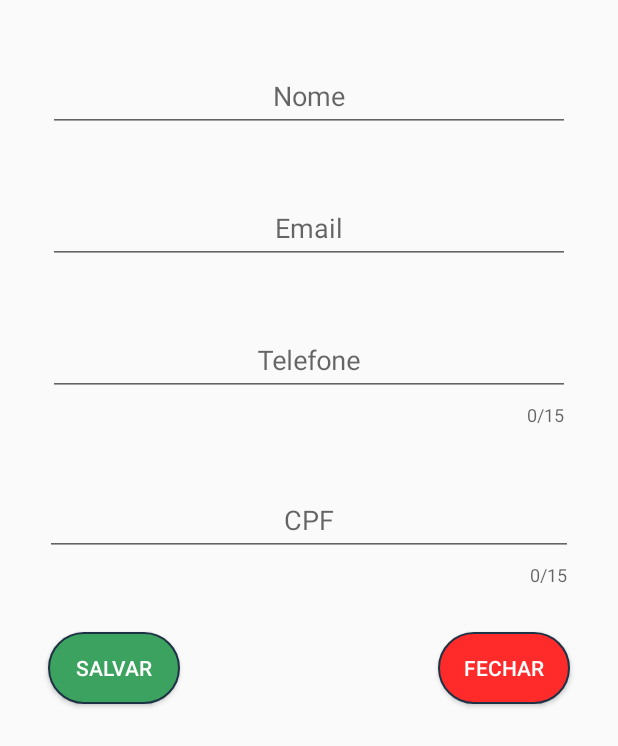
After one commit to LucioDarcon/CRUD_SQLITE, an Android app: the layout dialog_alter_customer.xml on its own in the app's theme, with its tools: preview values and no code run, on a phone screen of 412 x 824 dp. The commit adds this screen. Shown: the top 746 px of the screen. Run offline under Robolectric (Android 15) with nearby library versions, the phone set to English and light mode, and no system bars.

Commit message:
implementation dialog alter customer and methods alter customer

```diff
--- a/app/src/main/java/com/example/controlsales/fragments/SearchCustomerFragment.kt
+++ b/app/src/main/java/com/example/controlsales/fragments/SearchCustomerFragment.kt
@@ -4,6 +4,7 @@ import android.os.Bundle
 import android.view.LayoutInflater
 import android.view.View
 import android.view.ViewGroup
+import android.widget.ImageView
 import android.widget.Toast
 import androidx.fragment.app.Fragment
 import androidx.recyclerview.widget.LinearLayoutManager
--- a/app/src/main/java/com/example/controlsales/recyclerviews/RecyclerViewCustomer.kt
+++ b/app/src/main/java/com/example/controlsales/recyclerviews/RecyclerViewCustomer.kt
@@ -32,4 +32,7 @@ class RecyclerViewCustomer : RecyclerView.Adapter<RecyclerView.ViewHolder>() {
     fun submitList(listCustomer: ArrayList<Customer>){
         this.items = listCustomer
     }
+
+
+
 }
--- a/app/src/main/java/com/example/controlsales/view/PanelActivity.kt
+++ b/app/src/main/java/com/example/controlsales/view/PanelActivity.kt
@@ -102,4 +102,6 @@ class PanelActivity : AppCompatActivity(), NavigationView.OnNavigationItemSelect
         headerTxtEmailUser.text = mSharedPreferences.getStoredString("email")
     }
 
+
+
 }
--- /dev/null
+++ b/app/src/main/res/drawable/bg_btn_red_radius.xml
@@ -0,0 +1,18 @@
+<?xml version="1.0" encoding="UTF-8"?>
+<shape
+    xmlns:android="http://schemas.android.com/apk/res/android">
+    <stroke
+        android:width="1dp"
+        android:color="@color/colorPrimary"/>
+    <corners
+        android:radius="107dp" />
+
+    <padding
+        android:left="1dp"
+        android:right="1dp"
+        android:top="1dp"
+        android:bottom="1dp"/>
+
+    <solid android:color="@color/red"/>
+
+</shape>
--- a/app/src/main/res/layout/add_customer_fragment.xml
+++ b/app/src/main/res/layout/add_customer_fragment.xml
@@ -20,6 +20,7 @@
                 android:layout_width="match_parent"
                 android:layout_height="wrap_content"
                 android:layout_gravity="center"
+                android:requiresFadingEdge="horizontal"
                 android:layout_margin="16dp">
 
                 <androidx.appcompat.widget.AppCompatEditText
@@ -43,6 +44,7 @@
                     android:id="@+id/edtEmailCustomer"
                     android:layout_width="match_parent"
                     android:layout_height="wrap_content"
+                    android:inputType="textWebEmailAddress"
                     android:gravity="center"
                     android:hint="@string/email" />
 
--- /dev/null
+++ b/app/src/main/res/layout/dialog_alter_customer.xml
@@ -0,0 +1,122 @@
+<?xml version="1.0" encoding="utf-8"?>
+<androidx.constraintlayout.widget.ConstraintLayout xmlns:android="http://schemas.android.com/apk/res/android"
+    xmlns:app="http://schemas.android.com/apk/res-auto"
+    xmlns:tools="http://schemas.android.com/tools"
+    android:layout_width="match_parent"
+    android:layout_height="wrap_content"
+    android:focusableInTouchMode="true">
+
+
+    <RelativeLayout
+        android:layout_width="match_parent"
+        android:layout_height="wrap_content"
+        app:layout_constraintBottom_toBottomOf="parent"
+        app:layout_constraintEnd_toEndOf="parent"
+        android:layout_margin="16dp"
+        app:layout_constraintStart_toStartOf="parent"
+        app:layout_constraintTop_toTopOf="parent">
+
+        <com.google.android.material.textfield.TextInputLayout
+            android:id="@+id/layoutNameCustomer"
+            android:layout_width="match_parent"
+            android:layout_height="wrap_content"
+            android:layout_gravity="center"
+            android:layout_margin="16dp"
+            android:requiresFadingEdge="horizontal">
+
+            <androidx.appcompat.widget.AppCompatEditText
+                android:id="@+id/edtNameCustomer"
+                android:layout_width="match_parent"
+                android:layout_height="wrap_content"
+                android:gravity="center"
+                android:hint="@string/nome" />
+
+        </com.google.android.material.textfield.TextInputLayout>
+
+        <com.google.android.material.textfield.TextInputLayout
+            android:id="@+id/layoutEmailCustomer"
+            android:layout_width="match_parent"
+            android:layout_height="wrap_content"
+            android:layout_below="@+id/layoutNameCustomer"
+            android:layout_gravity="center"
+            android:layout_margin="16dp">
+
+            <androidx.appcompat.widget.AppCompatEditText
+                android:id="@+id/edtEmailCustomer"
+                android:layout_width="match_parent"
+                android:layout_height="wrap_content"
+                android:gravity="center"
+                android:hint="@string/email"
+                android:inputType="textWebEmailAddress" />
+
+        </com.google.android.material.textfield.TextInputLayout>
+
+        <com.google.android.material.textfield.TextInputLayout
+            android:id="@+id/layoutTelephoneCustomer"
+            android:layout_width="match_parent"
+            android:layout_height="wrap_content"
+            android:layout_below="@+id/layoutEmailCustomer"
+            android:layout_gravity="center"
+            android:layout_margin="16dp"
+            app:counterEnabled="true"
+            app:counterMaxLength="15">
+
+            <androidx.appcompat.widget.AppCompatEditText
+                android:id="@+id/edtTelephoneCustomer"
+                android:layout_width="match_parent"
+                android:layout_height="wrap_content"
+                android:gravity="center"
+                android:hint="@string/telefone"
+                android:inputType="number" />
+
+        </com.google.android.material.textfield.TextInputLayout>
+
+
+        <com.google.android.material.textfield.TextInputLayout
+            android:id="@+id/layoutCpfCustomer"
+            android:layout_width="match_parent"
+            android:layout_height="wrap_content"
+            android:layout_below="@+id/layoutTelephoneCustomer"
+            android:layout_gravity="center"
+            android:layout_margin="14dp"
+            app:counterEnabled="true"
+            app:counterMaxLength="15">
+
+            <androidx.appcompat.widget.AppCompatEditText
+                android:id="@+id/edtCpfCustomer"
+                android:layout_width="match_parent"
+                android:layout_height="wrap_content"
+                android:gravity="center"
+                android:hint="@string/cpf"
+                android:inputType="number" />
+
+        </com.google.android.material.textfield.TextInputLayout>
+
+
+        <androidx.appcompat.widget.AppCompatButton
+            android:id="@+id/btnSaveCustomer"
+            android:layout_width="wrap_content"
+            android:layout_height="wrap_content"
+            android:layout_below="@+id/layoutCpfCustomer"
+            android:layout_alignParentLeft="true"
+            android:layout_margin="16dp"
+            android:background="@drawable/bg_btn_radius"
+            android:text="@string/salvar"
+            android:textColor="@color/white"
+            android:theme="@style/Widget.AppCompat.Button.Borderless" />
+
+        <androidx.appcompat.widget.AppCompatButton
+            android:id="@+id/btnCloseDialogCustomer"
+            android:layout_width="wrap_content"
+            android:layout_height="wrap_content"
+            android:layout_below="@+id/layoutCpfCustomer"
+            android:layout_alignParentRight="true"
+            android:layout_margin="16dp"
+            android:background="@drawable/bg_btn_red_radius"
+            android:text="@string/fechar"
+            android:textColor="@color/white"
+            android:theme="@style/Widget.AppCompat.Button.Borderless" />
+
+    </RelativeLayout>
+
+</androidx.constraintlayout.widget.ConstraintLayout>
--- a/app/src/main/res/values/colors.xml
+++ b/app/src/main/res/values/colors.xml
@@ -6,6 +6,7 @@
 
     <color name="white">#FFFFFF</color>
     <color name="black">#000000</color>
+    <color name="red">#FF2A2A</color>
 
     <color name="grey">#F6F4F1</color>
 
--- a/app/src/main/res/values/strings.xml
+++ b/app/src/main/res/values/strings.xml
@@ -32,4 +32,5 @@
     <string name="email_usuario">Email usuario</string>
     <string name="cpf_usuario">CPF usuario</string>
     <string name="cpf">CPF</string>
+    <string name="fechar">fechar</string>
 </resources>
--- a/app/src/main/res/values/styles.xml
+++ b/app/src/main/res/values/styles.xml
@@ -12,5 +12,9 @@
     </style>
 
 
+    <style name="Dialog" parent="Theme.AppCompat.Dialog.Alert">
+        <item name="colorAccent">@color/colorPrimary</item>
+    </style>
+
 
 </resources>
```
Also changed, not shown: app/src/main/java/com/example/controlsales/business/CustomerBusiness.kt (+8 -0 lines), app/src/main/java/com/example/controlsales/holders/ViewHolderCustomer.kt (+68 -8 lines), app/src/main/java/com/example/controlsales/repository/CustomerRepository.kt (+14 -0 lines).
